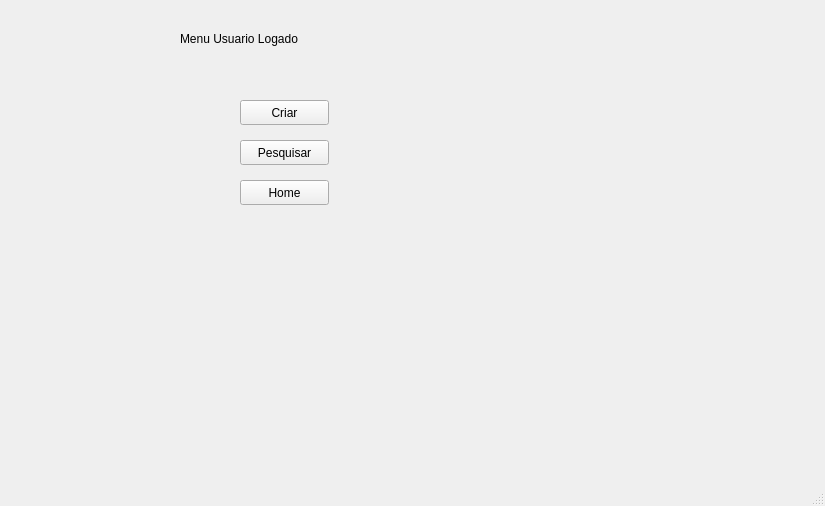
Old version of the form ui/viewEventos.ui in the repository PedroAugustoRamalhoDuarte/Trabalho-TP1.
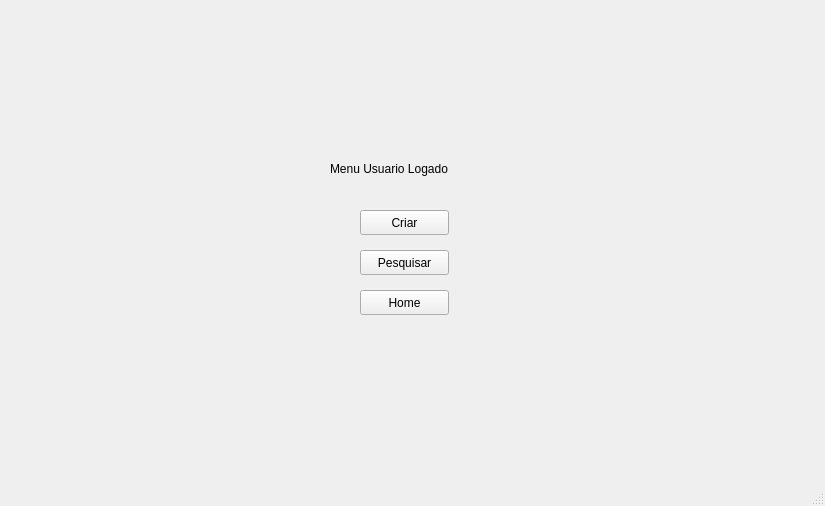
New version of the form. The open tabs and pages were chosen to show the change.

Diff of the .ui file:
```diff
--- a/ui/viewEventos.ui
+++ b/ui/viewEventos.ui
@@ -17,10 +17,10 @@
    <widget class="QStackedWidget" name="stackedWidget">
     <property name="geometry">
      <rect>
-      <x>0</x>
+      <x>10</x>
       <y>10</y>
       <width>761</width>
-      <height>411</height>
+      <height>421</height>
      </rect>
     </property>
     <property name="currentIndex">
@@ -30,8 +30,8 @@
      <widget class="QPushButton" name="btnHome">
       <property name="geometry">
        <rect>
-        <x>240</x>
-        <y>170</y>
+        <x>350</x>
+        <y>280</y>
         <width>89</width>
         <height>25</height>
        </rect>
@@ -43,8 +43,8 @@
      <widget class="QLabel" name="label">
       <property name="geometry">
        <rect>
-        <x>180</x>
-        <y>20</y>
+        <x>320</x>
+        <y>150</y>
         <width>191</width>
         <height>17</height>
        </rect>
@@ -56,8 +56,8 @@
      <widget class="QPushButton" name="btnCriar">
       <property name="geometry">
        <rect>
-        <x>240</x>
-        <y>90</y>
+        <x>350</x>
+        <y>200</y>
         <width>89</width>
         <height>25</height>
        </rect>
@@ -69,8 +69,8 @@
      <widget class="QPushButton" name="btnPesquisar">
       <property name="geometry">
        <rect>
-        <x>240</x>
-        <y>130</y>
+        <x>350</x>
+        <y>240</y>
         <width>89</width>
         <height>25</height>
        </rect>
```
Left out of the diff: 32 changed lines with no effect on the pictures.
